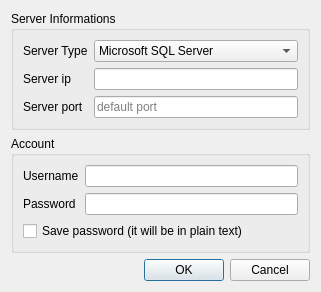
Qt form gui/SqlConfigDialog.ui (glandu2/RappelzRDBTool) before a commit.
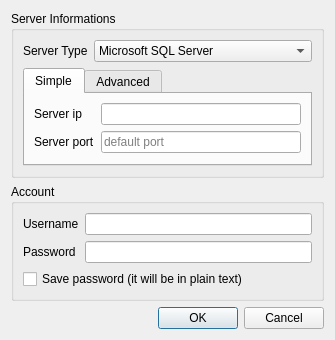
The same form after that commit.

Commit message: Fix bugs and add connection string to SQL config dialogbox

Diff of the .ui file:
```diff
--- a/gui/SqlConfigDialog.ui
+++ b/gui/SqlConfigDialog.ui
@@ -6,33 +6,20 @@
    <rect>
     <x>0</x>
     <y>0</y>
-    <width>321</width>
-    <height>288</height>
+    <width>335</width>
+    <height>305</height>
    </rect>
   </property>
-  <property name="sizePolicy">
-   <sizepolicy hsizetype="Fixed" vsizetype="Fixed">
-    <horstretch>0</horstretch>
-    <verstretch>0</verstretch>
-   </sizepolicy>
-  </property>
   <property name="windowTitle">
    <string comment="Dialogbox title">SQL Configuration</string>
   </property>
-  <layout class="QVBoxLayout" name="verticalLayout">
-   <item>
+  <layout class="QGridLayout" name="gridLayout_2">
+   <item row="0" column="0">
     <widget class="QGroupBox" name="serverInfoGroup">
      <property name="title">
       <string comment="Groupbox title">Server Informations</string>
      </property>
-     <layout class="QFormLayout" name="formLayout_2">
-      <item row="1" column="0">
-       <widget class="QLabel" name="serverIpLabel">
-        <property name="text">
-         <string comment="Label">Server ip</string>
-        </property>
-       </widget>
-      </item>
+     <layout class="QGridLayout" name="gridLayout">
       <item row="0" column="0">
        <widget class="QLabel" name="serverTypeLabel">
         <property name="text">
@@ -60,27 +47,71 @@
         </item>
        </widget>
       </item>
-      <item row="2" column="0">
-       <widget class="QLabel" name="serverPortLabel">
-        <property name="text">
-         <string>Server port</string>
+      <item row="1" column="0" colspan="2">
+       <widget class="QTabWidget" name="tabWidget">
+        <property name="currentIndex">
+         <number>0</number>
         </property>
+        <widget class="QWidget" name="simpleTab">
+         <attribute name="title">
+          <string>Simple</string>
+         </attribute>
+         <layout class="QFormLayout" name="formLayout_3">
+          <property name="fieldGrowthPolicy">
+           <enum>QFormLayout::AllNonFixedFieldsGrow</enum>
+          </property>
+          <item row="0" column="0">
+           <widget class="QLabel" name="serverIpLabel">
+            <property name="text">
+             <string comment="Label">Server ip</string>
+            </property>
+           </widget>
+          </item>
+          <item row="0" column="1">
+           <widget class="QLineEdit" name="serverIpEdit"/>
+          </item>
+          <item row="1" column="0">
+           <widget class="QLabel" name="serverPortLabel">
+            <property name="text">
+             <string>Server port</string>
+            </property>
+           </widget>
+          </item>
+          <item row="1" column="1">
+           <widget class="QLineEdit" name="serverPortEdit">
+            <property name="placeholderText">
+             <string>default port</string>
+            </property>
+           </widget>
+          </item>
+         </layout>
+        </widget>
+        <widget class="QWidget" name="advancedTab">
+         <attribute name="title">
+          <string>Advanced</string>
+         </attribute>
+         <layout class="QFormLayout" name="formLayout_2">
+          <property name="fieldGrowthPolicy">
+           <enum>QFormLayout::AllNonFixedFieldsGrow</enum>
+          </property>
+          <item row="0" column="0">
+           <widget class="QLabel" name="connectionStringLabel">
+            <property name="text">
+             <string>Connection string</string>
+            </property>
+           </widget>
+          </item>
+          <item row="1" column="0" colspan="2">
+           <widget class="QLineEdit" name="connectionStringEdit"/>
+          </item>
+         </layout>
+        </widget>
        </widget>
       </item>
-      <item row="2" column="1">
-       <widget class="QLineEdit" name="serverPortEdit">
-        <property name="placeholderText">
-         <string>default port</string>
-        </property>
-       </widget>
-      </item>
-      <item row="1" column="1">
-       <widget class="QLineEdit" name="serverIpEdit"/>
-      </item>
      </layout>
     </widget>
    </item>
-   <item>
+   <item row="1" column="0">
     <widget class="QGroupBox" name="accountGroup">
      <property name="title">
       <string comment="Groupbox title">Account</string>
@@ -120,7 +151,7 @@
      </layout>
     </widget>
    </item>
-   <item>
+   <item row="2" column="0">
     <widget class="QDialogButtonBox" name="confirmationButtons">
      <property name="orientation">
       <enum>Qt::Horizontal</enum>
```
Left out of the diff: 10 changed lines with no effect on the pictures. The commit also changes 5 other files.
